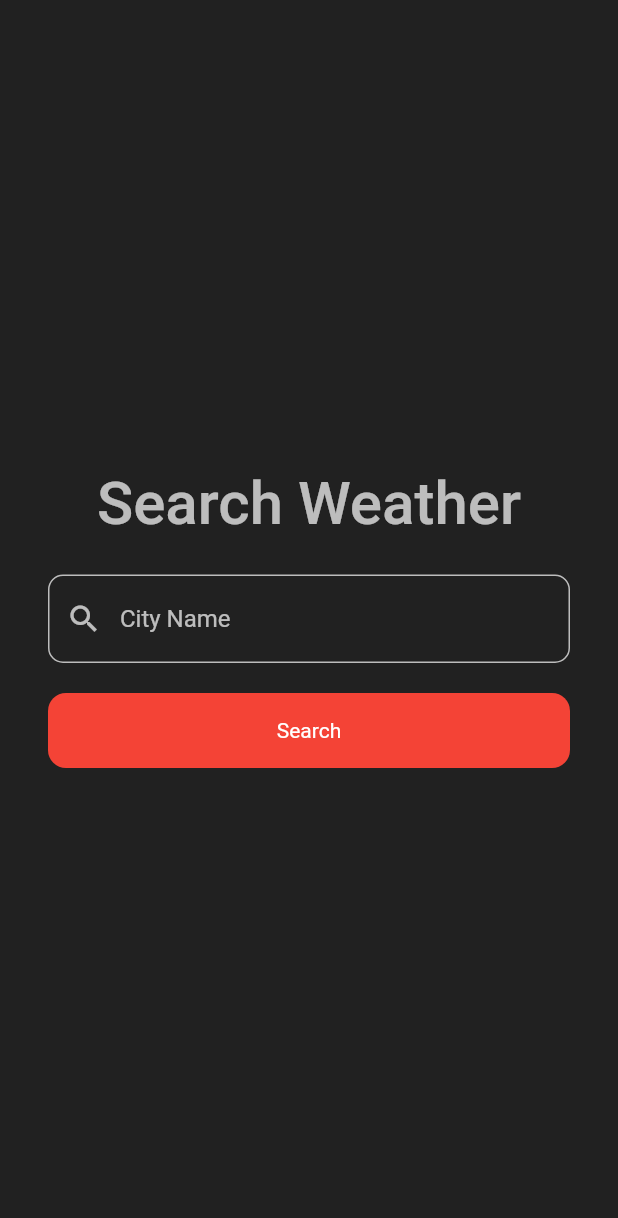
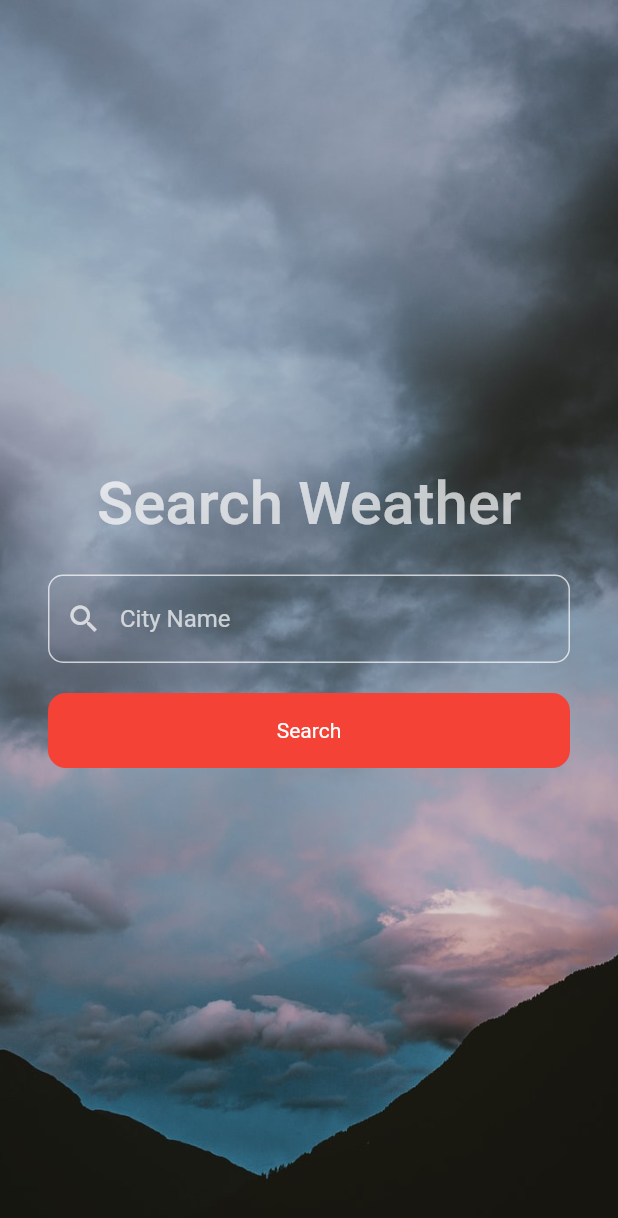
Before and after one commit to Davisdavy/xtranet, a Flutter app: the screen it shows after launch, on a phone screen of 412 x 824 dp. Shown: the top 1218 px of the screen. Run offline on Flutter 3.47's test engine with Material 2 defaults, Android fonts, the light colour scheme and no system bars; our stand-ins replace bloc, equatable, flutter_bloc.

Commit message:
New image

```diff
--- a/lib/main.dart
+++ b/lib/main.dart
@@ -19,10 +19,14 @@ class MyApp extends StatelessWidget {
         ),
         home: Scaffold(
           resizeToAvoidBottomInset: false,
-          backgroundColor: Colors.grey[900],
+
           body: BlocProvider(
             create: (context) => BlocWeather(WeatherRepo()),
-            child: SearchPage(),
+            child: Container(
+              decoration:BoxDecoration(
+                  image: DecorationImage(
+                      image: AssetImage("assets/cloudy.jpeg"), fit: BoxFit.cover)),
+                child: SearchPage()),
           ),
         )
     );
--- a/pubspec.yaml
+++ b/pubspec.yaml
@@ -57,6 +57,7 @@ flutter:
   # To add assets to your application, add an assets section, like this:
   assets:
   - assets/menu.svg
+  - assets/cloudy.jpeg
   #   - images/a_dot_ham.jpeg
 
   # An image asset can refer to one or more resolution-specific "variants", see
```
Also changed, not shown: assets/cloudy.jpeg (added).
